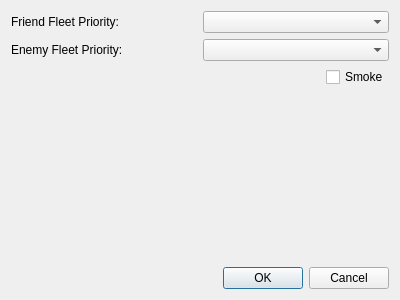
Qt form FleetMemories/ClientGUI/ui/sortie/battleplan.ui (ibicdlcod/GuoMuoRuoProject) before a commit.
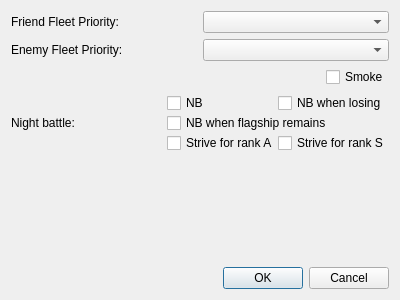
The same form after that commit.

Commit message: battle map progress complete

Diff of the .ui file:
```diff
--- a/FleetMemories/ClientGUI/ui/sortie/battleplan.ui
+++ b/FleetMemories/ClientGUI/ui/sortie/battleplan.ui
@@ -16,7 +16,7 @@
   <property name="styleSheet">
    <string notr="true"/>
   </property>
-  <layout class="QVBoxLayout" name="verticalLayout">
+  <layout class="QVBoxLayout" name="verticalLayout_2">
    <item>
     <layout class="QGridLayout" name="gridLayout">
      <item row="0" column="0">
@@ -66,7 +66,119 @@
     </widget>
    </item>
    <item>
-    <widget class="QWidget" name="displayEnemy" native="true"/>
+    <layout class="QHBoxLayout" name="horizontalLayout_3">
+     <property name="spacing">
+      <number>0</number>
+     </property>
+     <item>
+      <widget class="QLabel" name="eflabel_2">
+       <property name="text">
+        <string id="enemy-fleet-plan">Night battle:</string>
+       </property>
+      </widget>
+     </item>
+     <item>
+      <layout class="QVBoxLayout" name="verticalLayout">
+       <property name="spacing">
+        <number>0</number>
+       </property>
+       <item>
+        <layout class="QHBoxLayout" name="horizontalLayout">
+         <property name="spacing">
+          <number>0</number>
+         </property>
+         <item>
+          <widget class="QCheckBox" name="smokeBox_2">
+           <property name="maximumSize">
+            <size>
+             <width>16777215</width>
+             <height>16777215</height>
+            </size>
+           </property>
+           <property name="layoutDirection">
+            <enum>Qt::LeftToRight</enum>
+           </property>
+           <property name="text">
+            <string id="nb">NB</string>
+           </property>
+          </widget>
+         </item>
+         <item>
+          <widget class="QCheckBox" name="smokeBox_3">
+           <property name="maximumSize">
+            <size>
+             <width>16777215</width>
+             <height>16777215</height>
+            </size>
+           </property>
+           <property name="layoutDirection">
+            <enum>Qt::LeftToRight</enum>
+           </property>
+           <property name="text">
+            <string id="nb-b">NB when losing</string>
+           </property>
+          </widget>
+         </item>
+        </layout>
+       </item>
+       <item>
+        <widget class="QCheckBox" name="smokeBox_4">
+         <property name="maximumSize">
+          <size>
+           <width>16777215</width>
+           <height>16777215</height>
+          </size>
+         </property>
+         <property name="layoutDirection">
+          <enum>Qt::LeftToRight</enum>
+         </property>
+         <property name="text">
+          <string id="nb-flagship">NB when flagship remains</string>
+         </property>
+        </widget>
+       </item>
+       <item>
+        <layout class="QHBoxLayout" name="horizontalLayout_2">
+         <property name="spacing">
+          <number>0</number>
+         </property>
+         <item>
+          <widget class="QCheckBox" name="smokeBox_5">
+           <property name="maximumSize">
+            <size>
+             <width>16777215</width>
+             <height>16777215</height>
+            </size>
+           </property>
+           <property name="layoutDirection">
+            <enum>Qt::LeftToRight</enum>
+           </property>
+           <property name="text">
+            <string id="nb-a">Strive for rank A</string>
+           </property>
+          </widget>
+         </item>
+         <item>
+          <widget class="QCheckBox" name="smokeBox_6">
+           <property name="maximumSize">
+            <size>
+             <width>16777215</width>
+             <height>16777215</height>
+            </size>
+           </property>
+           <property name="layoutDirection">
+            <enum>Qt::LeftToRight</enum>
+           </property>
+           <property name="text">
+            <string id="nb-s">Strive for rank S</string>
+           </property>
+          </widget>
+         </item>
+        </layout>
+       </item>
+      </layout>
+     </item>
+    </layout>
    </item>
    <item>
     <spacer name="verticalSpacer">
```
Left out of the diff: 5 changed lines with no effect on the pictures. The commit also changes 16 other files.
